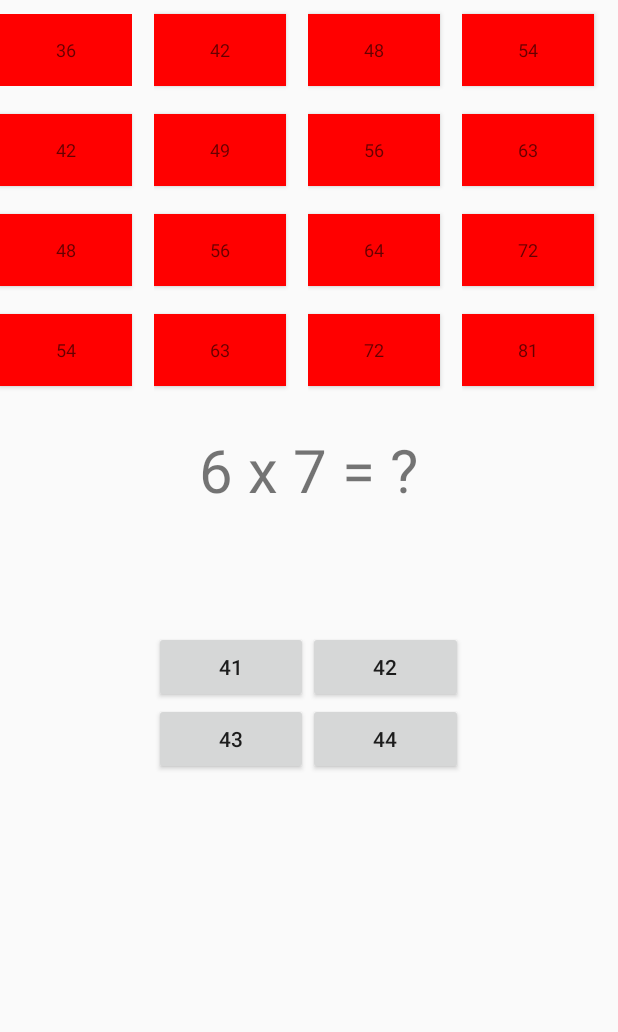
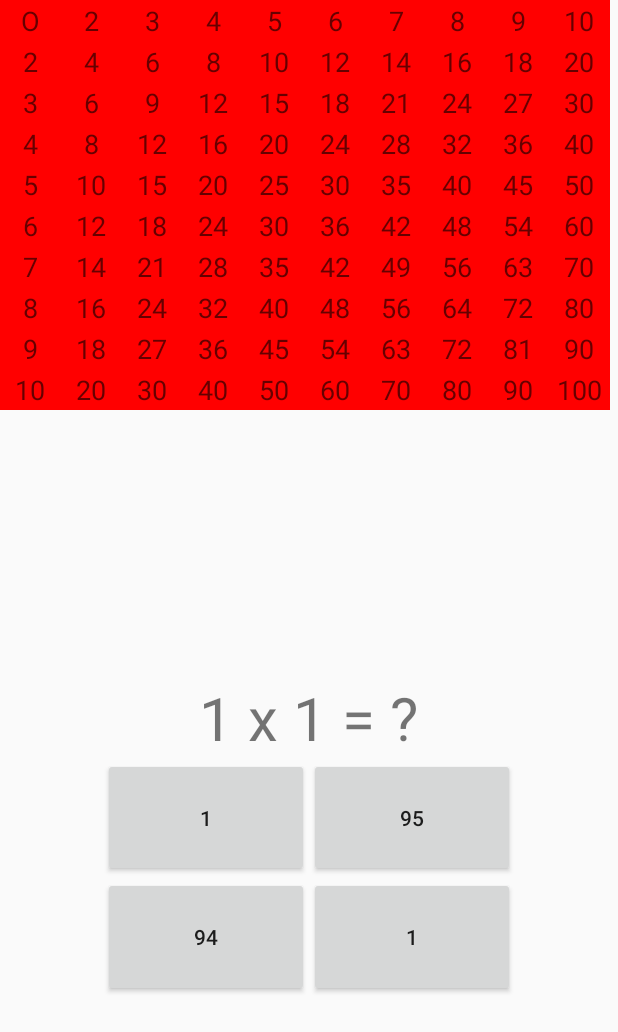
Before and after one commit to jtuulisaari/Mult, an Android app: the screen it shows after launch (MainActivity), on a phone screen of 412 x 824 dp. Shown: the top 1032 px of the screen. Run offline under Robolectric (Android 15) with nearby library versions, the phone set to English and light mode, and no system bars; pictures from the network do not load.

Commit message:
Versio, joka toimii yhdellä ruudulla ja äänillä. Hieman vielä viilattavaa esim. vastausvaihtoehdoissa voi olla kaksi oikeaa. Seuraavaksi tehdään aloitusvalinta-aktiviteetti.

```diff
--- a/app/src/main/java/com/example/jtuul/mult/CustomGridAdapter.java
+++ b/app/src/main/java/com/example/jtuul/mult/CustomGridAdapter.java
@@ -8,6 +8,7 @@ import android.view.ViewGroup;
 import android.widget.BaseAdapter;
 import android.widget.Button;
 import android.widget.GridView;
+import android.widget.TextView;
 
 /**
  * Created by jtuul on 12/5/2017.
@@ -35,18 +36,18 @@ public class CustomGridAdapter extends BaseAdapter {
         if (convertView == null) {
             convertView = inflater.inflate(R.layout.cell, null);
         }
-        Button button = (Button) convertView.findViewById(R.id.grid_item);
-        button.setBackgroundColor(ma.getColorTest(position));
-        button.setText(items[position]);
+        TextView gridTextView = (TextView) convertView.findViewById(R.id.grid_item);
+        gridTextView.setBackgroundColor(ma.getColorTest(position));
+        gridTextView.setText(items[position]);
 
         if( ma.getPositionFromxAndy() == position) {
-            button.setText("O");
+            gridTextView.setText("O");
         }
         int answerTime = ma.game.answerTimeMatrix[ma.getxAndyFromPosition(position, "y")][ma.getxAndyFromPosition(position, "x")];
         if(answerTime <= ma.game.answerTargetTime) {
-            button.setText("X");
+            gridTextView.setText("X");
         }
-        convertView.setLayoutParams(new GridView.LayoutParams(GridView.AUTO_FIT, 100));
+        //convertView.setLayoutParams(new GridView.LayoutParams(GridView.AUTO_FIT, 80));
         return convertView;
     }
 
--- a/app/src/main/java/com/example/jtuul/mult/MainActivity.java
+++ b/app/src/main/java/com/example/jtuul/mult/MainActivity.java
@@ -24,7 +24,7 @@ public class MainActivity extends Activity {
 
     //private int x0; private int x1; private int y0; private int y1;
     // game; // Tama "aloitus" naytolta
-    int x0 = 6; int x1 = 9; int y0 = 6; int y1 = 9;
+    int x0 = 1; int x1 = 10; int y0 = 1; int y1 = 10;
     public MultiplicationGame game = new MultiplicationGame(x0, x1, y0, y1); // Tama "aloitus" naytolta
     int xLen = this.game.answerTimeMatrix.length;
     int yLen = this.game.answerTimeMatrix[0].length;
--- a/app/src/main/java/com/example/jtuul/mult/MultiplicationGame.java
+++ b/app/src/main/java/com/example/jtuul/mult/MultiplicationGame.java
@@ -13,11 +13,9 @@ import java.util.List;
  * Paitsi jos edellisellä kierroksella tultiin uuteen ruutuun ja se ei mennyt target-nopeudella
  * Tällöin valitaan se ruutu, joka on lähinnä target aikaa
  *
- * TODO: Tee target-nopeudella tehtyihin ruutuihin merkki "x" - lopulliseen versioon kuva?
  * TODO: Pystyisikö suoritusta nopeuttamaan, uusi thread? Petrin kanssa?
  * TODO: Tee aloitusruutuaktiviteetti ja siihen nappulta jne. (sama layout)
- * TODO: add sounds
- * TODO: Joelin kännyssä ei toimi - näyttö "täyttyy", mitä pitäisi tehdä, jos näyttö liian pieni?
+ * TODO: Jostakin syystä voi vielä tulla oikea vastaus kahteen kertaan. Lisäksi täysin random-vastauksen voisi poistaa.
  *
  */
 
@@ -372,9 +370,10 @@ public class MultiplicationGame {
     }
 
     public void newRound(boolean notFirstRound) {
-        // if(notFirstRound)
         this.answerStartTime = System.currentTimeMillis();
-        this.setNewxAndy();
+        if(!notFirstRound) this.x = x0; this.y = y0;
+        if(notFirstRound) this.setNewxAndy();
+
     }
 
     public void checkEndCondition() {
--- a/app/src/main/res/layout/activity_main.xml
+++ b/app/src/main/res/layout/activity_main.xml
@@ -3,17 +3,23 @@
     xmlns:tools="http://schemas.android.com/tools"
     android:id="@+id/container"
     android:screenOrientation="portrait"
-    android:layout_weight="1"
     android:layout_centerVertical="true"
     android:orientation="vertical"
     android:layout_width="match_parent"
     android:layout_height="match_parent">
 
-    <GridView
-        android:id="@+id/myGridView"
-        android:layout_width="wrap_content"
+    <LinearLayout
+        android:layout_width="match_parent"
         android:layout_height="wrap_content"
-        android:numColumns="10"/>
+        android:orientation="vertical"
+        android:layout_weight="1">
+        <GridView
+            android:id="@+id/myGridView"
+            android:layout_width="match_parent"
+            android:layout_height="match_parent"
+            android:gravity="center"
+            android:numColumns="10"/>
+    </LinearLayout>
 
     <TextView
         android:id="@+id/hint"
@@ -29,18 +35,12 @@
         android:layout_centerHorizontal="true"
         android:layout_gravity = "center"/>
 
-    <FrameLayout
-        android:layout_width="match_parent"
-        android:layout_height="0dp"
-        android:layout_weight="1">
-    </FrameLayout>
-
     <LinearLayout
         android:id="@+id/fourBtnView"
         android:layout_width="match_parent"
         android:layout_height="0dp"
         android:orientation="horizontal"
-        android:layout_weight="4">
+        android:layout_weight="1">
 
         <FrameLayout
             android:layout_width="0dp"
@@ -52,13 +52,14 @@
             android:layout_width="0dp"
             android:layout_height="match_parent"
             android:orientation="vertical"
-            android:layout_weight="1">
+            android:layout_weight="2">
 
             <Button
                 android:id="@+id/button1"
                 android:layout_width="match_parent"
                 android:layout_height="wrap_content"
                 android:layout_gravity="center"
+                android:layout_weight="1"
                 android:onClick="onClickBtn1"/>
 
             <Button
@@ -66,6 +67,7 @@
                 android:layout_width="match_parent"
                 android:layout_height="wrap_content"
                 android:layout_gravity="center"
+                android:layout_weight="1"
                 android:onClick="onClickBtn2"/>
         </LinearLayout>
 
@@ -73,19 +75,21 @@
             android:layout_width="0dp"
             android:layout_height="match_parent"
             android:orientation="vertical"
-            android:layout_weight="1">
+            android:layout_weight="2">
 
             <Button
                 android:id="@+id/button3"
                 android:layout_width="match_parent"
                 android:layout_height="wrap_content"
                 android:layout_gravity="center"
+                android:layout_weight="1"
                 android:onClick="onClickBtn3"/>
             <Button
                 android:id="@+id/button4"
                 android:layout_width="match_parent"
                 android:layout_height="wrap_content"
                 android:layout_gravity="center"
+                android:layout_weight="1"
                 android:onClick="onClickBtn4"/>
         </LinearLayout>
 
@@ -95,10 +99,10 @@
             android:layout_weight="1">
         </FrameLayout>
     </LinearLayout>
-    <FrameLayout
+    <LinearLayout
         android:layout_width="match_parent"
         android:layout_height="0dp"
+        android:orientation="horizontal"
         android:layout_weight="1">
-    </FrameLayout>
-
+    </LinearLayout>
 </LinearLayout>
--- a/app/src/main/res/layout/cell.xml
+++ b/app/src/main/res/layout/cell.xml
@@ -4,15 +4,17 @@
     android:layout_width="wrap_content"
     android:layout_height="wrap_content">
 
-    <Button
+    <TextView
         android:id="@+id/grid_item"
-        android:layout_width="wrap_content"
-        android:layout_height="wrap_content"
+        android:layout_width="fill_parent"
+        android:layout_height="fill_parent"
         android:layout_gravity="center"
+        android:gravity="center"
         android:clickable="false"
         android:enabled="true"
         android:focusable="false"
+        android:padding="1dp"
         android:textAppearance="?android:attr/textAppearanceMedium"
-        android:textSize="12sp"/>
+        android:textSize="18sp"/>
 
 </LinearLayout>
```
